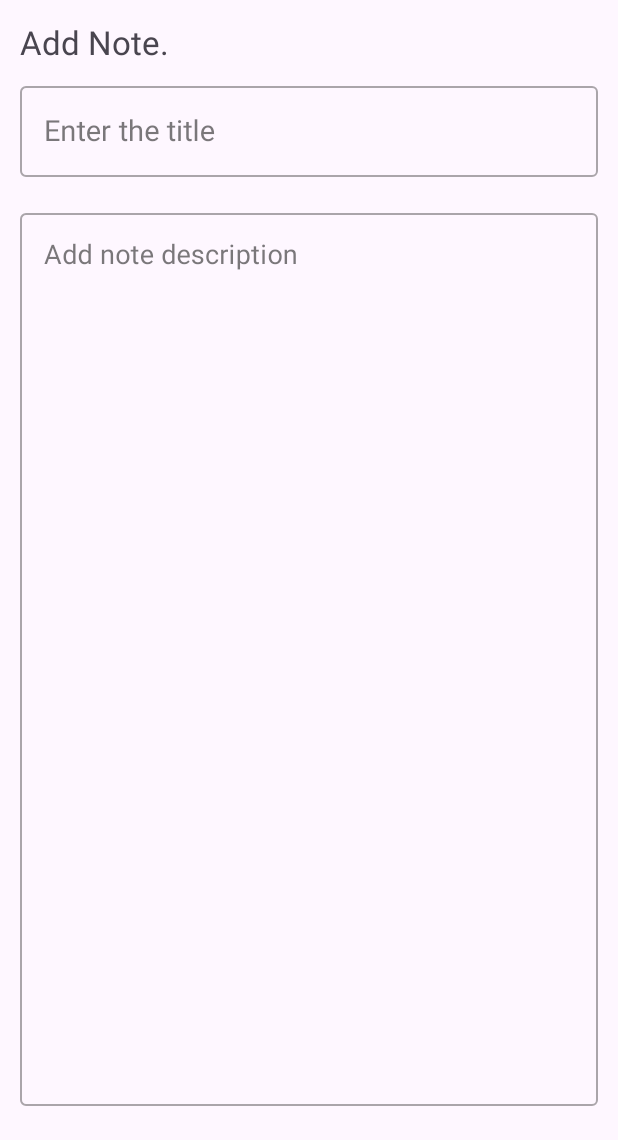
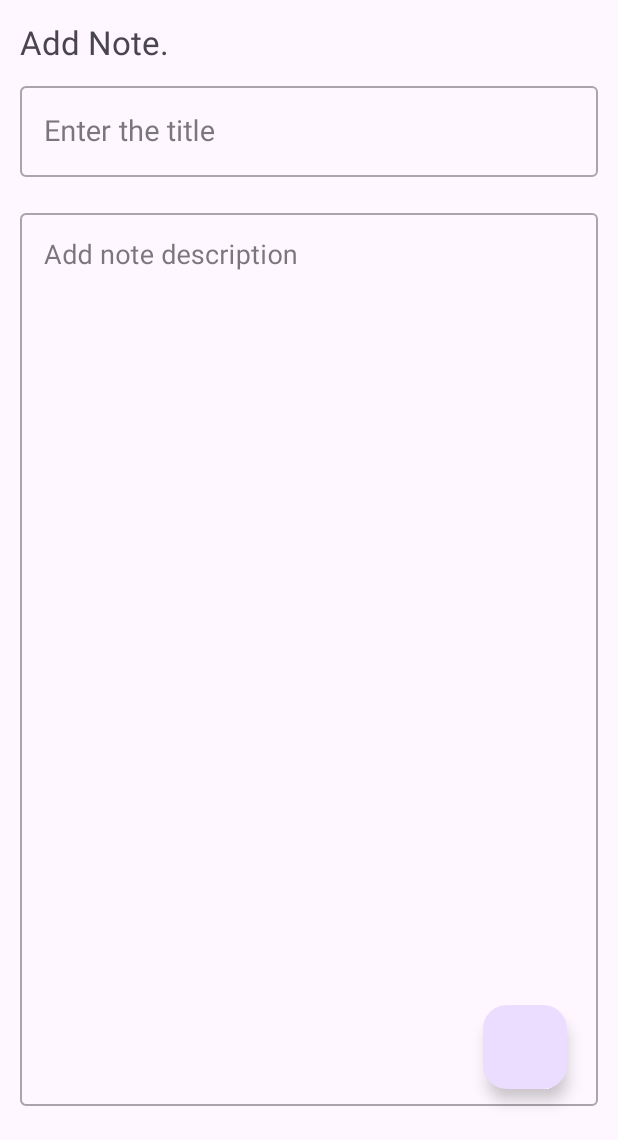
Before and after one commit to shubham-8609/NoteFlow, an Android app: the screen it shows after launch (MainActivity), after a tap on "Add note", on a phone screen of 412 x 824 dp, the part 96-1236 px from its top. Run offline under Robolectric (Android 15) with nearby library versions, the phone set to English and light mode, and no system bars; our stand-ins replace Room's generated code, sdp/ssp sizes; Roboto replaces fonts that are not available here.

Commit message:
Manage Frament Navigation and implement database with working Add note feature

```diff
--- a/app/src/main/java/com/codeleg/noteflow/adapter/NoteAdapter.kt
+++ b/app/src/main/java/com/codeleg/noteflow/adapter/NoteAdapter.kt
@@ -8,10 +8,13 @@ import android.widget.TextView
 import androidx.recyclerview.widget.RecyclerView
 import com.codeleg.noteflow.R
 import com.codeleg.noteflow.model.Note
+import kotlinx.coroutines.CoroutineScope
+import kotlinx.coroutines.Dispatchers
+import kotlinx.coroutines.launch
 
 class NoteAdapter(
     private val context: Context,
-    private val notes: List<Note>,
+    private var notes: MutableList<Note>,
     private val listener: OnNoteClickListener
 ) : RecyclerView.Adapter<NoteAdapter.ViewHolder>() {
 
@@ -41,4 +44,12 @@ class NoteAdapter(
         val title: TextView = itemView.findViewById(R.id.tv_note_title)
         val description: TextView = itemView.findViewById(R.id.tv_note_description)
     }
+     fun updateNotes(notes: List<Note>){
+        CoroutineScope(Dispatchers.Main).launch {
+        this@NoteAdapter.notes.clear()
+        this@NoteAdapter.notes.addAll(notes)
+        notifyDataSetChanged()
+
+        }
+    }
 }
--- a/app/src/main/java/com/codeleg/noteflow/database/NoteDao.kt
+++ b/app/src/main/java/com/codeleg/noteflow/database/NoteDao.kt
@@ -13,7 +13,6 @@ interface NoteDao {
     @Insert(onConflict = OnConflictStrategy.REPLACE)
     suspend fun insertNote(note: Note)
 
-
     @Update
     suspend fun updateNote(note:Note)
 
--- a/app/src/main/java/com/codeleg/noteflow/ui/AddNoteFragment.kt
+++ b/app/src/main/java/com/codeleg/noteflow/ui/AddNoteFragment.kt
@@ -1,23 +1,82 @@
 package com.codeleg.noteflow.ui
 
+import android.content.Context
 import android.os.Bundle
 import androidx.fragment.app.Fragment
 import android.view.LayoutInflater
 import android.view.View
 import android.view.ViewGroup
+import androidx.lifecycle.lifecycleScope
 import com.codeleg.noteflow.R
+import com.codeleg.noteflow.database.NoteDao
+import com.codeleg.noteflow.database.NoteDatabase
+import com.codeleg.noteflow.databinding.FragmentAddNoteBinding
+import com.codeleg.noteflow.model.Note
+import com.codeleg.noteflow.utils.FragmentNavigation
+import com.google.android.material.floatingactionbutton.FloatingActionButton
+import com.google.android.material.textfield.TextInputEditText
+import kotlinx.coroutines.launch
+
 class AddNoteFragment : Fragment() {
 
 
+    private  var AddNoteBinding: FragmentAddNoteBinding? = null
+    private val binding get() = AddNoteBinding!!
 
+    private lateinit var etAddNoteTitle: TextInputEditText
+    private lateinit var etAddNoteDesc: TextInputEditText
+    private lateinit var addBtn: FloatingActionButton
+    private lateinit var NoteDB: NoteDatabase
+    private lateinit var NoteDao: NoteDao
+    private var navigation: FragmentNavigation? = null
+
+
+    override fun onAttach(context: Context) {
+        super.onAttach(context)
+        NoteDB = NoteDatabase.getDB(requireContext())
+        NoteDao = NoteDB.getNoteDao()
+        if (context is FragmentNavigation) {
+            navigation = context
+        }
+
+    }
 
 
     override fun onCreateView(
         inflater: LayoutInflater, container: ViewGroup?,
         savedInstanceState: Bundle?
     ): View? {
-        // Inflate the layout for this fragment
-        return inflater.inflate(R.layout.fragment_add_note, container, false)
+        AddNoteBinding = FragmentAddNoteBinding.inflate(inflater, container, false)
+        etAddNoteTitle = binding.etAddNoteTitle
+        etAddNoteDesc = binding.etAddNoteDesc
+        addBtn = binding.fabAddNote
+        return binding.root
+    }
+
+    override fun onViewCreated(view: View, savedInstanceState: Bundle?) {
+        super.onViewCreated(view, savedInstanceState)
+        addBtn.setOnClickListener {
+            val title = etAddNoteTitle.text.toString()
+            val desc = etAddNoteDesc.text.toString()
+            if (title.isNotEmpty() || desc.isNotEmpty()) {
+                val note = Note(0, title, desc)
+                lifecycleScope.launch {
+                NoteDao.insertNote(note)
+
+                }
+                etAddNoteTitle.text?.clear()
+                etAddNoteDesc.text?.clear()
+
+                navigation?.navigateTo(HomeFragment(), null, false)
+
+            }
+        }
+    }
+
+
+    override fun onDetach() {
+        AddNoteBinding = null
+        super.onDetach()
     }
 
 }
--- a/app/src/main/java/com/codeleg/noteflow/ui/HomeFragment.kt
+++ b/app/src/main/java/com/codeleg/noteflow/ui/HomeFragment.kt
@@ -1,16 +1,25 @@
 package com.codeleg.noteflow.ui
 
 import android.content.Context
+import android.content.Intent
 import android.os.Bundle
 import android.view.LayoutInflater
 import android.view.View
 import android.view.ViewGroup
 import androidx.fragment.app.Fragment
+import androidx.lifecycle.lifecycleScope
 import androidx.recyclerview.widget.RecyclerView
 import com.codeleg.noteflow.adapter.NoteAdapter
+import com.codeleg.noteflow.database.NoteDao
+import com.codeleg.noteflow.database.NoteDatabase
 import com.codeleg.noteflow.databinding.FragmentHomeBinding
 import com.codeleg.noteflow.model.Note
+import com.codeleg.noteflow.utils.FragmentNavigation
 import com.google.android.material.floatingactionbutton.FloatingActionButton
+import kotlinx.coroutines.CoroutineScope
+import kotlinx.coroutines.Dispatchers
+import kotlinx.coroutines.launch
+import okhttp3.internal.notify
 
 class HomeFragment : Fragment(), NoteAdapter.OnNoteClickListener {
 
@@ -20,14 +29,21 @@ class HomeFragment : Fragment(), NoteAdapter.OnNoteClickListener {
     private lateinit var noteAdapter: NoteAdapter
     private var navigation: FragmentNavigation? = null
     private lateinit var addNoteFab: FloatingActionButton
+    private lateinit var NoteDao: NoteDao
+    private lateinit var NoteDB: NoteDatabase
+    private var notes = mutableListOf<Note>()
+
 
 
 
     override fun onAttach(context: Context) {
         super.onAttach(context)
-        if (context is FragmentNavigation) {
-            navigation = context
-        }
+            if (context is FragmentNavigation) {
+                navigation = context
+            }
+        NoteDB = NoteDatabase.getDB(requireContext())
+        NoteDao = NoteDB.getNoteDao()
+
     }
 
     override fun onCreateView(
@@ -40,41 +56,47 @@ class HomeFragment : Fragment(), NoteAdapter.OnNoteClickListener {
 
     override fun onViewCreated(view: View, savedInstanceState: Bundle?) {
         super.onViewCreated(view, savedInstanceState)
+
         noteRecyclerView = binding.notesRecyclerView
         addNoteFab = binding.addNotesFab
-        addNoteFab.setOnClickListener {
-            navigation?.navigateTo(AddNoteFragment(), null)
+
+        noteAdapter = NoteAdapter(requireContext(), notes, this)
+        noteRecyclerView.adapter = noteAdapter
+
+        // Load notes
+        lifecycleScope.launch {
+            val fetchedNotes = NoteDao.getAllNotes()
+            notes.clear()
+            notes.addAll(fetchedNotes)
+            noteAdapter.notifyDataSetChanged()
         }
 
+        addNoteFab.setOnClickListener {
+            navigation?.navigateTo(AddNoteFragment(), null, true)
+        }
+    }
 
-        val dummyNotes = listOf(
-            Note(1, "Meeting Notes", "Discussed Q3 roadmap and project timelines."),
-            Note(2, "Grocery List", "Milk, Bread, Eggs, Cheese, Fruits"),
-            Note(3, "Book Ideas", "A sci-fi novel about AI consciousness."),
-            Note(4, "Workout Plan", "Monday: Chest, Tuesday: Back, Wednesday: Legs"),
-            Note(5, "Recipe for Pasta", "Ingredients: Pasta, tomatoes, garlic, olive oil."),
-            Note(6, "Gift Ideas for Mom", "Scarf, perfume, or a new book."),
-            Note(7, "Learning Spanish", "Practice verb conjugations. Ser vs Estar."),
-            Note(8, "Project Deadline", "Submit the final report by Friday EOD."),
-            Note(9, "Vacation Plans", "Research flights to Italy for next summer."),
-            Note(10, "Daily Reflection", "Today was productive. Finished the main feature.")
-        )
-
-        noteAdapter = NoteAdapter(requireContext(), dummyNotes, this)
-        noteRecyclerView.adapter = noteAdapter
-    }
 
     override fun onNoteClick(note: Note) {
         val bundle = Bundle().apply {
-            putInt("noteId", note.id)
-            putString("noteTitle", note.title)
-            putString("noteDescription", note.description)
+            putParcelable("note", note)
         }
-        navigation?.navigateTo(EditFragment(), bundle)
+        navigation?.navigateTo(EditFragment(), bundle, true)
     }
 
     override fun onDestroyView() {
         super.onDestroyView()
         homeBinding = null
+
     }
+/*
+    override fun onResume() {
+        super.onResume()
+        lifecycleScope.launch {
+            val fetchedNotes = NoteDao.getAllNotes()
+            notes.clear()
+            notes.addAll(fetchedNotes)
+            noteAdapter.notifyDataSetChanged()
+        }
+    }*/
 }
--- a/app/src/main/java/com/codeleg/noteflow/ui/MainActivity.kt
+++ b/app/src/main/java/com/codeleg/noteflow/ui/MainActivity.kt
@@ -8,6 +8,7 @@ import androidx.core.view.WindowInsetsCompat
 import androidx.fragment.app.Fragment
 import com.codeleg.noteflow.R
 import com.codeleg.noteflow.databinding.ActivityMainBinding
+import com.codeleg.noteflow.utils.FragmentNavigation
 
 class MainActivity : AppCompatActivity(), FragmentNavigation {
 
@@ -19,30 +20,30 @@ class MainActivity : AppCompatActivity(), FragmentNavigation {
         binding = ActivityMainBinding.inflate(layoutInflater)
         setContentView(binding.root)
 
-        // Handle system bar padding
         ViewCompat.setOnApplyWindowInsetsListener(findViewById(R.id.main)) { v, insets ->
             val systemBars = insets.getInsets(WindowInsetsCompat.Type.systemBars())
             v.setPadding(systemBars.left, systemBars.top, systemBars.right, systemBars.bottom)
             insets
         }
 
-        // Load default fragment on first launch
         if (savedInstanceState == null) {
             setupUI(HomeFragment())
         }
     }
 
-    private fun setupUI(fragment: androidx.fragment.app.Fragment) {
+    private fun setupUI(fragment: Fragment) {
         supportFragmentManager.beginTransaction()
             .replace(R.id.main_container, fragment)
             .commit()
     }
 
-    override fun navigateTo(fragment: Fragment, args: Bundle?) {
+    override fun navigateTo(fragment: Fragment, args: Bundle?, addToBackStack: Boolean) {
         fragment.arguments = args
-        supportFragmentManager.beginTransaction()
+       val fm =  supportFragmentManager.beginTransaction()
             .replace(R.id.main_container, fragment)
-            .addToBackStack(null)
-            .commit()
+            if (addToBackStack) {
+                fm.addToBackStack(null)
+            }
+            fm.commit()
     }
 }
--- a/app/src/main/res/layout/fragment_add_note.xml
+++ b/app/src/main/res/layout/fragment_add_note.xml
@@ -50,4 +50,15 @@
             android:hint="Add note description"
             android:textSize="@dimen/_14ssp" />
     </com.google.android.material.textfield.TextInputLayout>
+
+    <com.google.android.material.floatingactionbutton.FloatingActionButton
+        android:id="@+id/fab_add_note"
+        android:layout_width="wrap_content"
+        android:layout_height="wrap_content"
+        android:layout_alignParentEnd="true"
+        android:layout_alignParentBottom="true"
+        android:layout_margin="@dimen/_16sdp"
+        android:contentDescription="Add Note"
+        app:tint="@android:color/white" />
+
 </RelativeLayout>
```
Also changed, not shown: app/build.gradle.kts (+8 -8 lines), app/src/main/java/com/codeleg/noteflow/ui/EditFragment.kt (+25 -7 lines), app/src/main/java/com/codeleg/noteflow/ui/FragmentNavigation.kt (deleted, +0 -7 lines), app/src/main/java/com/codeleg/noteflow/utils/FragmentNavigation.kt (added, +8 -0 lines).
